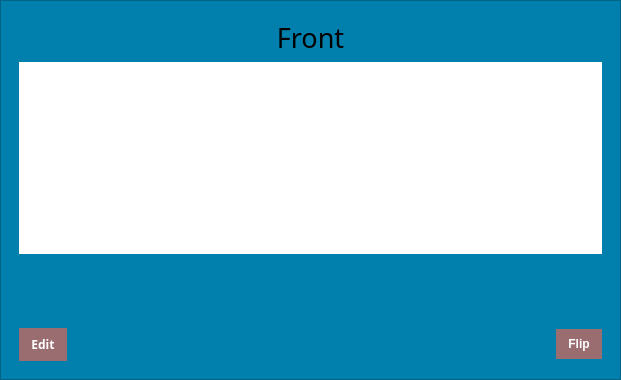
Old version of the form flashcard.ui in the repository dparker2/StudyGroup.
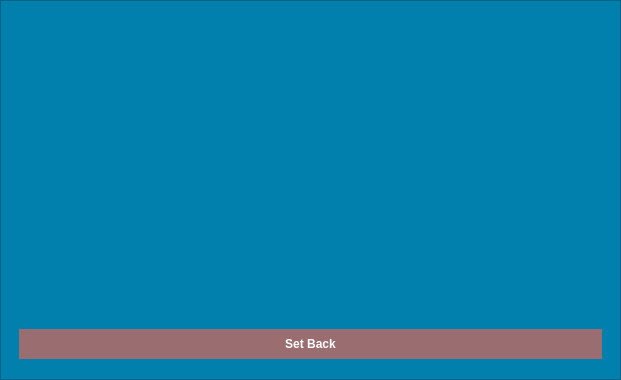
New version of the form. The open tabs and pages were chosen to show the change.

Commit message: flip and edit button functions

The edit to the form file:
```diff
--- a/flashcard.ui
+++ b/flashcard.ui
@@ -68,7 +68,7 @@
          </sizepolicy>
         </property>
         <property name="currentIndex">
-         <number>0</number>
+         <number>2</number>
         </property>
         <widget class="QWidget" name="page_5">
          <layout class="QGridLayout" name="gridLayout_8">
@@ -200,6 +200,32 @@
           </item>
          </layout>
         </widget>
+        <widget class="QWidget" name="page_3">
+         <layout class="QGridLayout" name="gridLayout_3">
+          <item row="0" column="0">
+           <widget class="QPushButton" name="set_back_btn">
+            <property name="styleSheet">
+             <string notr="true">QPushButton {
+background-color: rgba(255, 98, 71, 0.6);
+color: white; 
+font:bold;
+padding: 8px 12px 8px 12px;
+border: 0px;
+}
+
+QPushButton:hover {
+	background-color: rgba(255, 98, 71, 1);
+}
+
+</string>
+            </property>
+            <property name="text">
+             <string>Set Back</string>
+            </property>
+           </widget>
+          </item>
+         </layout>
+        </widget>
        </widget>
       </item>
       <item row="0" column="0">
@@ -216,96 +242,6 @@
         <property name="currentIndex">
          <number>1</number>
         </property>
-        <widget class="QWidget" name="card_front">
-         <layout class="QGridLayout" name="gridLayout_2">
-          <item row="0" column="0">
-           <widget class="QLabel" name="front_label">
-            <property name="font">
-             <font>
-              <family>Trebuchet MS</family>
-              <pointsize>16</pointsize>
-             </font>
-            </property>
-            <property name="text">
-             <string/>
-            </property>
-            <property name="alignment">
-             <set>Qt::AlignCenter</set>
-            </property>
-            <property name="wordWrap">
-             <bool>true</bool>
-            </property>
-           </widget>
-          </item>
-         </layout>
-        </widget>
-        <widget class="QWidget" name="card_back">
-         <layout class="QGridLayout" name="gridLayout_6">
-          <item row="0" column="0">
-           <widget class="QLabel" name="back_label">
-            <property name="font">
-             <font>
-              <family>Trebuchet MS</family>
-              <pointsize>16</pointsize>
-             </font>
-            </property>
-            <property name="text">
-             <string/>
-            </property>
-            <property name="alignment">
-             <set>Qt::AlignCenter</set>
-            </property>
-            <property name="wordWrap">
-             <bool>true</bool>
-            </property>
-           </widget>
-          </item>
-         </layout>
-        </widget>
-        <widget class="QWidget" name="card_edit">
-         <layout class="QGridLayout" name="gridLayout_7">
-          <item row="1" column="0">
-           <widget class="QTextEdit" name="card_textEdit">
-            <property name="font">
-             <font>
-              <family>Trebuchet MS</family>
-              <pointsize>12</pointsize>
-             </font>
-            </property>
-            <property name="styleSheet">
-             <string notr="true">QTextEdit{
-	border-style: none;
-	background-color: white;
-
-}
-</string>
-            </property>
-           </widget>
-          </item>
-          <item row="0" column="0">
-           <widget class="QLabel" name="current_side">
-            <property name="font">
-             <font>
-              <family>Trebuchet MS</family>
-              <pointsize>20</pointsize>
-             </font>
-            </property>
-            <property name="text">
-             <string>Front</string>
-            </property>
-            <property name="alignment">
-             <set>Qt::AlignCenter</set>
-            </property>
-           </widget>
-          </item>
-          <item row="2" column="0">
-           <widget class="QStackedWidget" name="test">
-            <widget class="QWidget" name="page"/>
-            <widget class="QWidget" name="page_2"/>
-           </widget>
-          </item>
-         </layout>
-        </widget>
        </widget>
       </item>
      </layout>
```
Left out of the diff: 2 changed lines with no effect on the pictures. The commit also changes 3 other files.
